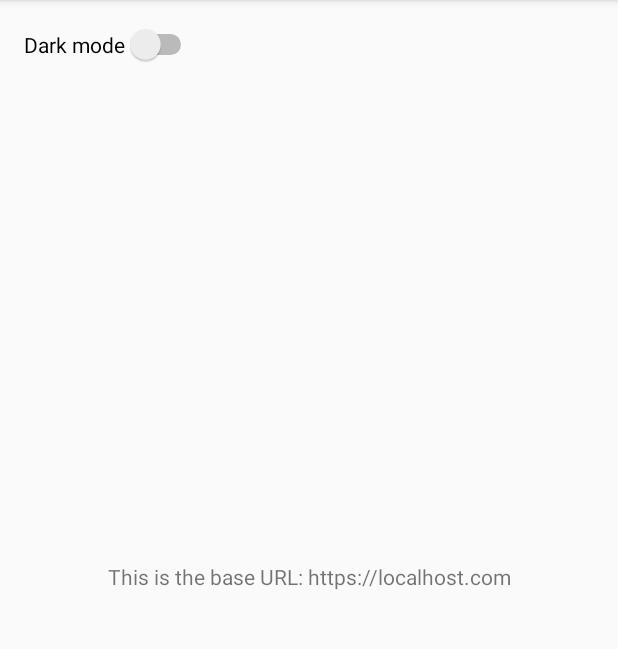
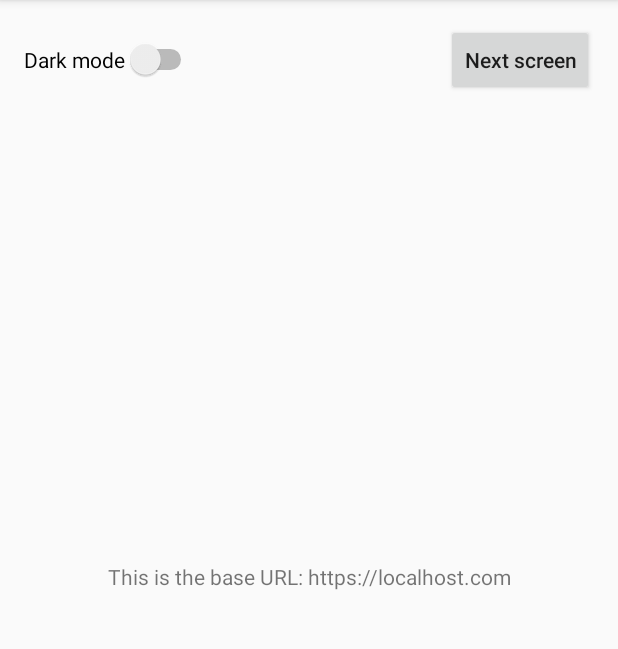
Before and after one commit to leoacevedo/dagger_example, an Android app: the screen it shows after launch (MainActivity), on a phone screen of 412 x 824 dp, the part 84-733 px from its top. Run offline under Robolectric (Android 15) with nearby library versions, the phone set to English and light mode, and no system bars; our stand-ins replace Dagger/Hilt's generated code.

Commit message:
Add new Activity on Library and inject it

```diff
--- a/app/src/main/java/com/daggersample/app/di/ViewInjectorsModule.kt
+++ b/app/src/main/java/com/daggersample/app/di/ViewInjectorsModule.kt
@@ -1,10 +1,11 @@
 package com.daggersample.app.di
 
 import com.daggersample.app.main.MainActivity
+import com.daggersample.lib.di.LibViewInjectorsModule
 import dagger.Module
 import dagger.android.ContributesAndroidInjector
 
-@Module
+@Module(includes = [LibViewInjectorsModule::class])
 abstract class ViewInjectorsModule {
     @ContributesAndroidInjector
     abstract fun contributeMainActivityInjector(): MainActivity
--- a/app/src/main/java/com/daggersample/app/main/MainActivity.kt
+++ b/app/src/main/java/com/daggersample/app/main/MainActivity.kt
@@ -1,11 +1,12 @@
 package com.daggersample.app.main
 
+import android.content.Intent
 import android.os.Bundle
-import android.widget.CompoundButton
 import androidx.appcompat.app.AppCompatActivity
 import com.daggersample.app.App
 import com.daggersample.app.R
 import com.daggersample.lib.Preferences
+import com.daggersample.lib.other.OtherActivity
 import dagger.android.AndroidInjection
 import kotlinx.android.synthetic.main.activity_main.*
 import javax.inject.Inject
@@ -39,9 +40,12 @@ class MainActivity : AppCompatActivity(), MainView {
         message.text = getString(R.string.this_is_the_base_url, baseUrl)
     }
 
-    override fun enableSwitch() {
+    override fun enableEvents() {
         darkModeSw.setOnCheckedChangeListener { _, checked ->
             presenter.onDarkModeChanged(checked)
+        }
+        navigateAwayBtn.setOnClickListener {
+            presenter.onNavigateAway()
         }
     }
 
@@ -56,4 +60,8 @@ class MainActivity : AppCompatActivity(), MainView {
     override fun redraw() {
         recreate()
     }
+
+    override fun navigateAway() {
+        startActivity(Intent(this, OtherActivity::class.java))
+    }
 }
--- a/app/src/main/java/com/daggersample/app/main/MainPresenter.kt
+++ b/app/src/main/java/com/daggersample/app/main/MainPresenter.kt
@@ -6,7 +6,7 @@ class MainPresenter(private val view: MainView, private val model: MainModel) {
             setDarkMode(model.darkMode)
             draw()
             turnSwitchOn(model.darkMode)
-            enableSwitch()
+            enableEvents()
             setUrlMessage(model.baseUrl)
         }
     }
@@ -16,4 +16,8 @@ class MainPresenter(private val view: MainView, private val model: MainModel) {
         view.setDarkMode(darkMode)
         view.redraw()
     }
+
+    fun onNavigateAway() {
+        view.navigateAway()
+    }
 }
--- a/app/src/main/java/com/daggersample/app/main/MainView.kt
+++ b/app/src/main/java/com/daggersample/app/main/MainView.kt
@@ -3,8 +3,9 @@ package com.daggersample.app.main
 interface MainView {
     fun setDarkMode(darkMode: Boolean)
     fun setUrlMessage(url: String)
-    fun enableSwitch()
+    fun enableEvents()
     fun turnSwitchOn(on: Boolean)
     fun draw()
     fun redraw()
+    fun navigateAway()
 }
--- a/app/src/main/res/layout/activity_main.xml
+++ b/app/src/main/res/layout/activity_main.xml
@@ -16,12 +16,21 @@
         app:layout_constraintRight_toRightOf="parent"
         app:layout_constraintTop_toTopOf="parent" />
 
+    <Button
+        android:id="@+id/navigateAwayBtn"
+        android:layout_width="wrap_content"
+        android:layout_height="wrap_content"
+        android:text="@string/next_screen"
+        android:textAllCaps="false"
+        app:layout_constraintEnd_toEndOf="parent"
+        app:layout_constraintTop_toTopOf="parent" />
+
     <Switch
         android:id="@+id/darkModeSw"
         android:layout_width="wrap_content"
         android:layout_height="wrap_content"
         android:text="@string/dark_mode"
         app:layout_constraintStart_toStartOf="parent"
-        app:layout_constraintTop_toTopOf="parent" />
+        app:layout_constraintBaseline_toBaselineOf="@+id/navigateAwayBtn" />
 
 </androidx.constraintlayout.widget.ConstraintLayout>
--- a/app/src/main/res/values/strings.xml
+++ b/app/src/main/res/values/strings.xml
@@ -2,4 +2,5 @@
     <string name="app_name">Dagger Sample</string>
     <string name="dark_mode">Dark mode</string>
     <string name="this_is_the_base_url">This is the base URL: %s</string>
+    <string name="next_screen">Next screen</string>
 </resources>
--- a/lib/build.gradle
+++ b/lib/build.gradle
@@ -29,6 +29,7 @@ dependencies {
 
     implementation "com.google.dagger:dagger-android:${daggerVersion}"
     implementation "com.google.dagger:dagger-android-support:${daggerVersion}"
+    implementation 'androidx.constraintlayout:constraintlayout:1.1.3'
     kapt "com.google.dagger:dagger-compiler:${daggerVersion}"
     kapt "com.google.dagger:dagger-android-processor:${daggerVersion}"
 }
--- a/lib/src/main/AndroidManifest.xml
+++ b/lib/src/main/AndroidManifest.xml
@@ -1,5 +1,9 @@
+<?xml version="1.0" encoding="utf-8"?>
 <manifest xmlns:android="http://schemas.android.com/apk/res/android"
     package="com.daggersample.lib">
 
-    /
+    <application>
+        <activity android:name="com.daggersample.lib.other.OtherActivity"></activity>
+    </application>
+
 </manifest>
--- /dev/null
+++ b/lib/src/main/res/values/strings.xml
@@ -0,0 +1,3 @@
+<resources>
+    <string name="not_much_to_see_here">Not much to see here either</string>
+</resources>
```
Also changed, not shown: lib/src/main/java/com/daggersample/lib/di/LibViewInjectorsModule.kt (added, +11 -0 lines), lib/src/main/java/com/daggersample/lib/other/OtherActivity.kt (added, +26 -0 lines), lib/src/main/res/layout/activity_other.xml (added, +13 -0 lines).
